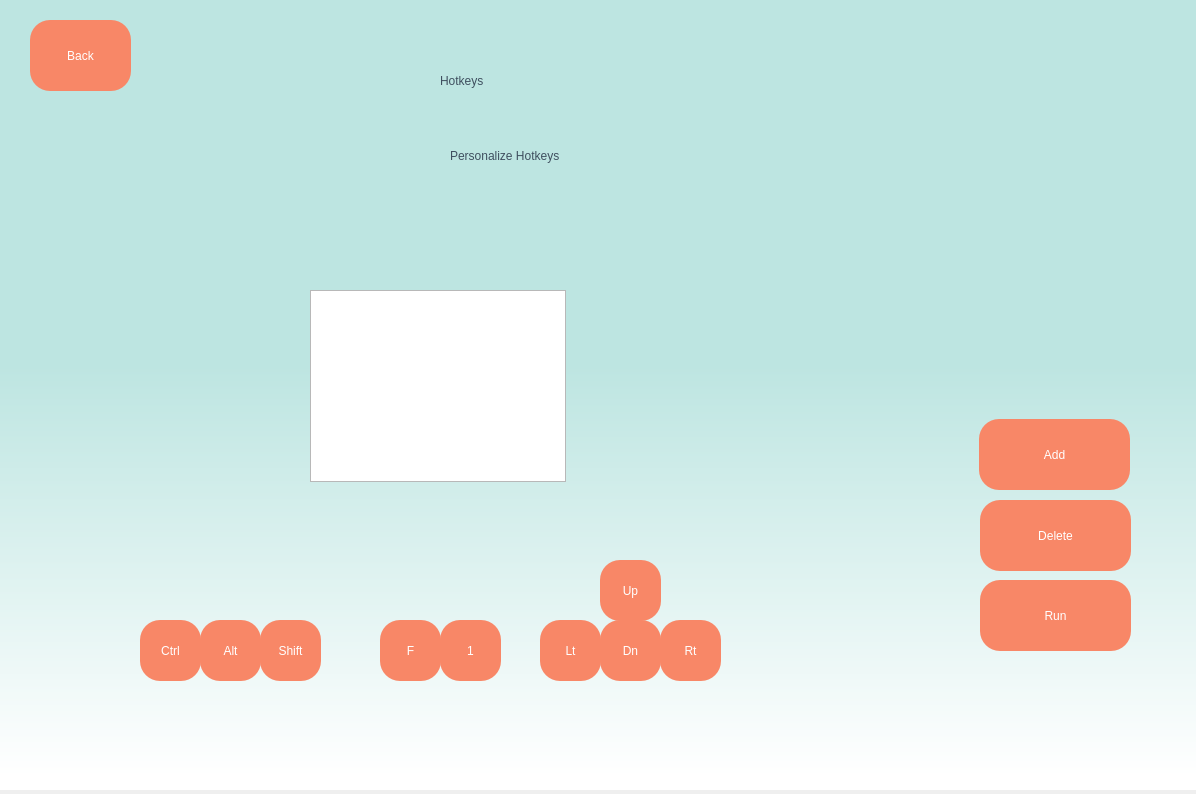
First picture: the form in QTdemo/hotkeys.ui, repository dericktrinidad/GUIHotkeys, before the edit.
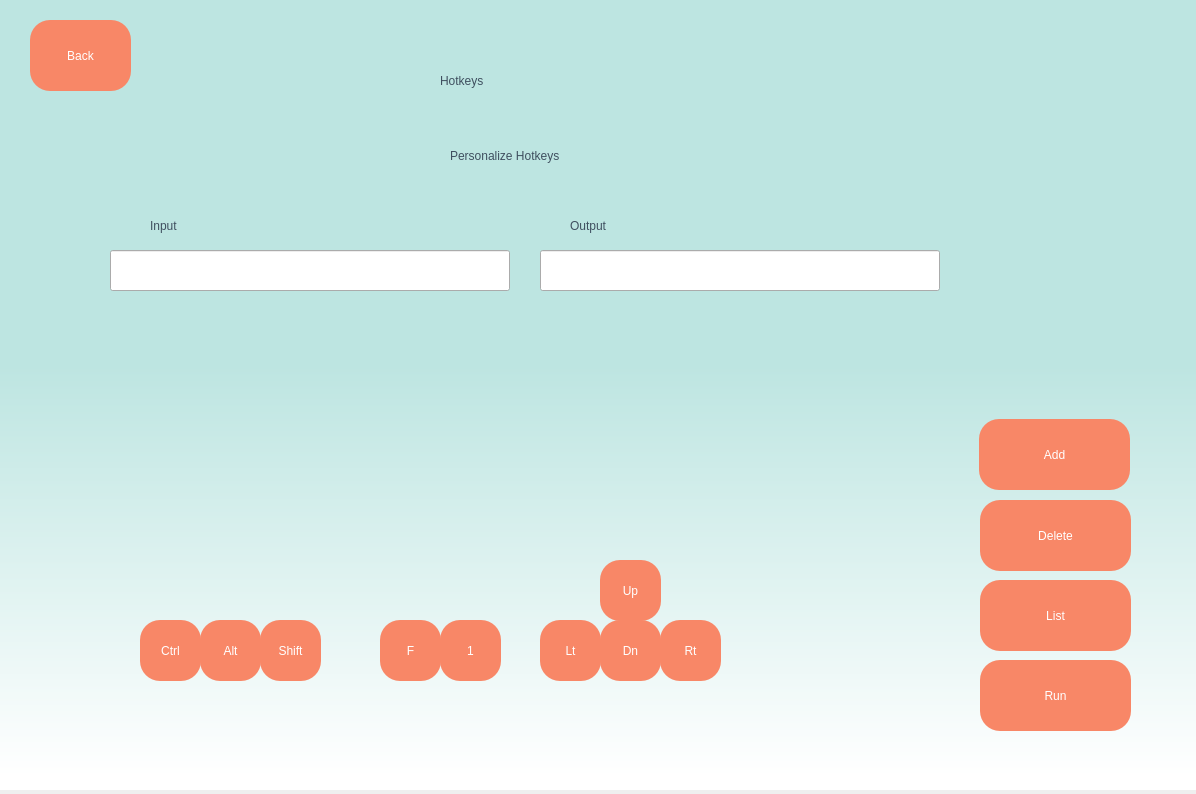
Second picture: the form after the edit.

Commit message: qt input output

Patch:
```diff
--- a/QTdemo/hotkeys.ui
+++ b/QTdemo/hotkeys.ui
@@ -285,7 +285,7 @@
 background-color:rgb(248, 135, 103);</string>
     </property>
     <property name="text">
-     <string>Run</string>
+     <string>List</string>
     </property>
    </widget>
    <widget class="QPushButton" name="back_btn">
@@ -307,16 +307,79 @@
      <string>Back</string>
     </property>
    </widget>
-   <widget class="QGraphicsView" name="graphicsView">
+   <widget class="QLineEdit" name="lineEdit">
     <property name="geometry">
      <rect>
-      <x>310</x>
-      <y>300</y>
-      <width>256</width>
-      <height>192</height>
+      <x>110</x>
+      <y>260</y>
+      <width>400</width>
+      <height>41</height>
      </rect>
     </property>
    </widget>
+   <widget class="QLineEdit" name="lineEdit_2">
+    <property name="geometry">
+     <rect>
+      <x>540</x>
+      <y>260</y>
+      <width>400</width>
+      <height>41</height>
+     </rect>
+    </property>
+   </widget>
+   <widget class="QPushButton" name="run_btn_2">
+    <property name="geometry">
+     <rect>
+      <x>980</x>
+      <y>670</y>
+      <width>151</width>
+      <height>71</height>
+     </rect>
+    </property>
+    <property name="styleSheet">
+     <string notr="true">border-radius:20px;
+color:white;
+font: 16pt &quot;MS Shell Dlg 2&quot;;
+background-color:rgb(248, 135, 103);</string>
+    </property>
+    <property name="text">
+     <string>Run</string>
+    </property>
+   </widget>
+   <widget class="QLabel" name="label_3">
+    <property name="geometry">
+     <rect>
+      <x>150</x>
+      <y>210</y>
+      <width>91</width>
+      <height>51</height>
+     </rect>
+    </property>
+    <property name="styleSheet">
+     <string notr="true">color:rgb(63, 79, 95);
+font: 26pt &quot;MS Shell Dlg 2&quot;;</string>
+    </property>
+    <property name="text">
+     <string>Input</string>
+    </property>
+   </widget>
+   <widget class="QLabel" name="label_4">
+    <property name="geometry">
+     <rect>
+      <x>570</x>
+      <y>210</y>
+      <width>111</width>
+      <height>51</height>
+     </rect>
+    </property>
+    <property name="styleSheet">
+     <string notr="true">color:rgb(63, 79, 95);
+font: 26pt &quot;MS Shell Dlg 2&quot;;</string>
+    </property>
+    <property name="text">
+     <string>Output</string>
+    </property>
+   </widget>
   </widget>
  </widget>
  <resources/>
```
The commit also changes 2 other files.
